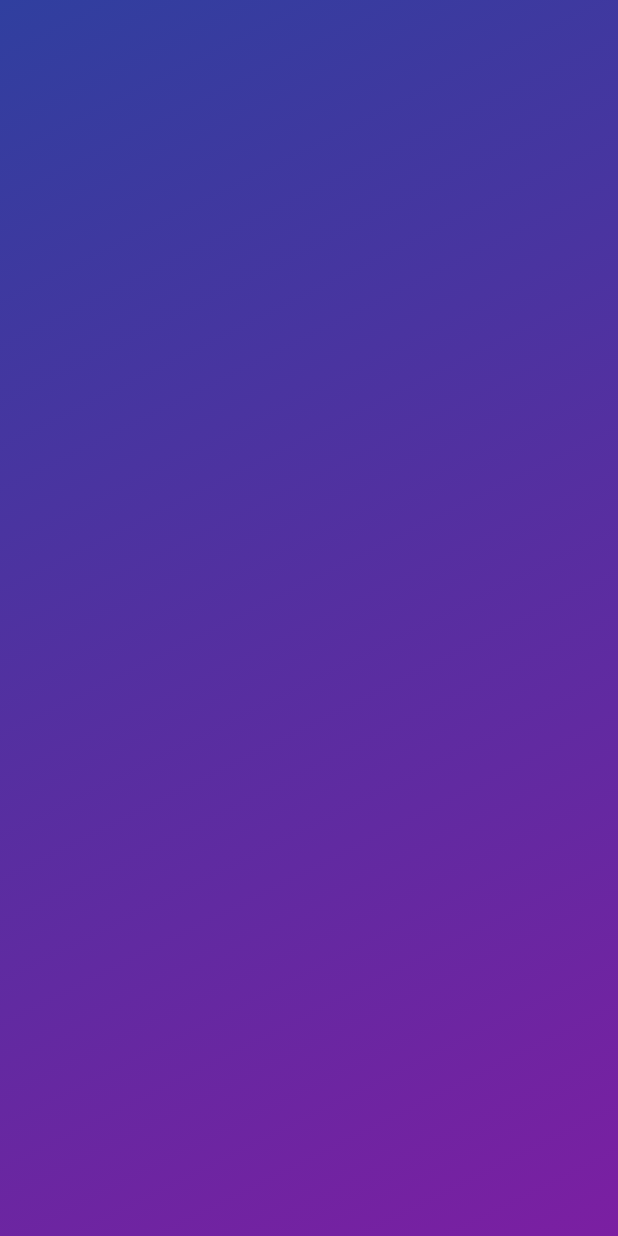
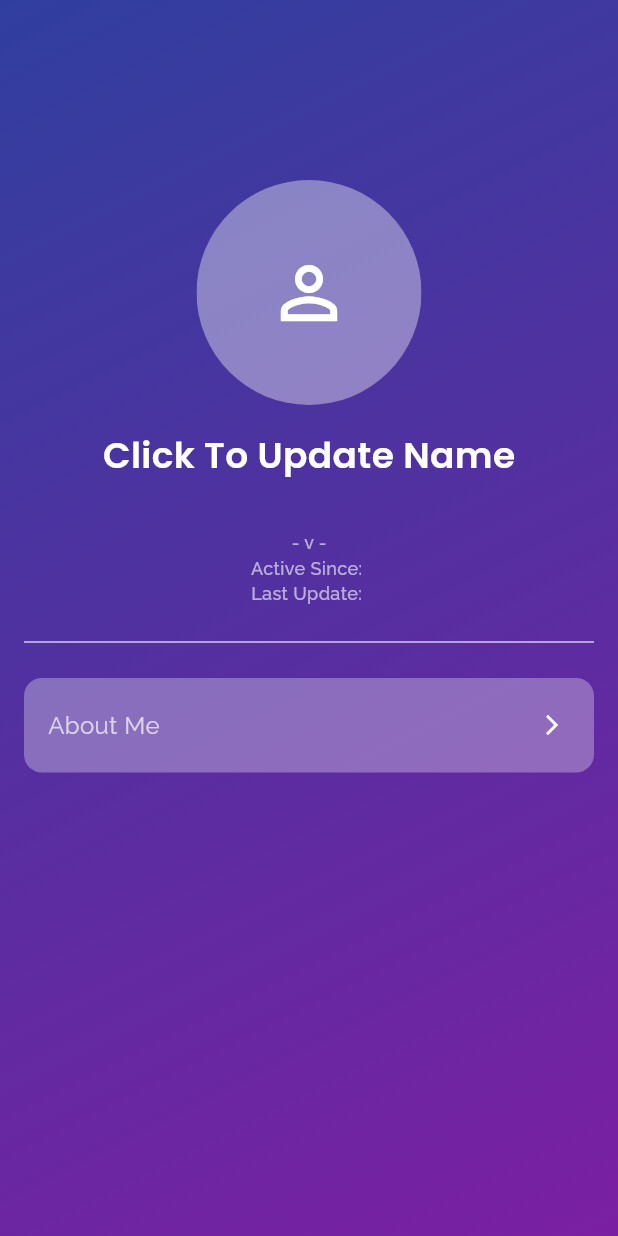
Before and after one commit to ketanambekar/mymanager, a Flutter app: the ProfileView screen opened by its route, on a phone screen of 412 x 824 dp. Run offline on Flutter 3.47's test engine with Material 3 defaults, Android fonts, the phone set to English and light mode, and no system bars; our stand-ins replace flutter_animate, flutter_slidable, get, get_storage, glass, google_fonts and 2 more; accounts and stored records are empty.

Commit message:
v1.0.0: Profile Section Development and backend enhancments

```diff
--- a/lib/app/app.dart
+++ b/lib/app/app.dart
@@ -1,12 +1,13 @@
 import 'package:flutter/material.dart';
 import 'package:get/get.dart';
 import 'package:mymanager/app/app_binding.dart';
+import 'package:mymanager/app/app_controller.dart';
 import 'package:mymanager/routes/app_routes.dart';
 import 'package:mymanager/theme/app_theme.dart';
 
 class MyApp extends StatelessWidget {
-  const MyApp({super.key});
-
+   MyApp({super.key});
+  // final controller = Get.find<AppController>();
   @override
   Widget build(BuildContext context) {
     return GetMaterialApp(
--- a/lib/constants/app_constants.dart
+++ b/lib/constants/app_constants.dart
@@ -5,5 +5,6 @@ class AppConstants {
   static const String taskIdKey = 'task_';
   static const String subTaskIdKey = 'sub_task_';
   static const String userDataKey = 'user_data_';
+  static const String profileId = 'profileId';
 
 }
--- /dev/null
+++ b/lib/database/apis/user_profile_api.dart
@@ -0,0 +1,137 @@
+import 'dart:developer' as developer;
+import 'package:flutter/foundation.dart';
+import 'package:mymanager/database/helper/database_helper.dart';
+import 'package:mymanager/database/tables/user_profile/models/user_profile_model.dart';
+import 'package:uuid/uuid.dart';
+
+class UserProfileApi {
+  static final _uuid = Uuid();
+
+  static Future<UserProfile?> getProfile(String profileId) async {
+    try {
+      final db = await DatabaseHelper.database;
+      final maps = await db.query(
+        'user_profile',
+        where: 'profileId = ?',
+        whereArgs: [profileId],
+        limit: 1,
+      );
+      if (maps.isEmpty) return null;
+      if (kDebugMode) {
+        developer.log(
+          'getProfile: found ${maps.length} rows',
+          name: 'UserProfileApi',
+        );
+      }
+      return UserProfile.fromMap(maps.first);
+    } catch (e, stack) {
+      developer.log(
+        'Error in getProfile: $e',
+        stackTrace: stack,
+        name: 'UserProfileApi',
+      );
+      rethrow; // optionally propagate to higher layer
+    }
+  }
+
+  static Future<List<UserProfile>> getAllProfiles() async {
+    try {
+      final db = await DatabaseHelper.database;
+      final maps = await db.query('user_profile', orderBy: 'created_at DESC');
+      return maps.map((m) => UserProfile.fromMap(m)).toList();
+    } catch (e, stack) {
+      developer.log(
+        'Error in getAllProfiles: $e',
+        stackTrace: stack,
+        name: 'UserProfileApi',
+      );
+      return []; // fallback to empty list
+    }
+  }
+
+  static Future<void> createProfile(UserProfile profile) async {
+    try {
+      final db = await DatabaseHelper.database;
+      final id = (profile.profileId.isNotEmpty)
+          ? profile.profileId
+          : _uuid.v4();
+
+      final map = <String, dynamic>{
+        'profileId': id,
+        'name': profile.name,
+        'appVersion': profile.appVersion,
+      };
+
+      await db.insert('user_profile', map);
+      if (kDebugMode) {
+        developer.log('Inserted profile $id', name: 'UserProfileApi');
+      }
+    } catch (e, stack) {
+      developer.log(
+        'Error in createProfile: $e',
+        stackTrace: stack,
+        name: 'UserProfileApi',
+      );
+      rethrow;
+    }
+  }
+
+  static Future<int> updateProfile(UserProfile profile) async {
+    try {
+      final db = await DatabaseHelper.database;
+      final now = DateTime.now().toIso8601String();
+      final map = {
+        'name': profile.name,
+        'appVersion': profile.appVersion,
+        'updated_at': now,
+      };
+
+      final count = await db.update(
+        'user_profile',
+        map,
+        where: 'profileId = ?',
+        whereArgs: [profile.profileId],
+      );
+
+      if (kDebugMode) {
+        developer.log(
+          'Updated profile ${profile.profileId}, rows=$count',
+          name: 'UserProfileApi',
+        );
+      }
+      return count;
+    } catch (e, stack) {
+      developer.log(
+        'Error in updateProfile: $e',
+        stackTrace: stack,
+        name: 'UserProfileApi',
+      );
+      return 0; // fallback to 0 updated rows
+    }
+  }
+
+  static Future<int> deleteProfile(String profileId) async {
+    try {
+      final db = await DatabaseHelper.database;
+      final count = await db.delete(
+        'user_profile',
+        where: 'profileId = ?',
+        whereArgs: [profileId],
+      );
+      if (kDebugMode) {
+        developer.log(
+          'Deleted profile $profileId, rows=$count',
+          name: 'UserProfileApi',
+        );
+      }
+      return count;
+    } catch (e, stack) {
+      developer.log(
+        'Error in deleteProfile: $e',
+        stackTrace: stack,
+        name: 'UserProfileApi',
+      );
+      return 0;
+    }
+  }
+}
--- /dev/null
+++ b/lib/database/constants/db_constants.dart
@@ -0,0 +1,4 @@
+class DBConstants {
+  static const String dbName = 'my_manager_database.db';
+
+}
--- /dev/null
+++ b/lib/database/tables/user_profile/models/user_profile_model.dart
@@ -0,0 +1,41 @@
+class UserProfile {
+  final String profileId;
+  final String? name;
+  final String? appVersion;
+  final String? createdAt;
+  final String? updatedAt;
+
+  UserProfile({
+    required this.profileId,
+    this.name,
+    this.appVersion,
+    this.createdAt,
+    this.updatedAt,
+  });
+
+  factory UserProfile.fromMap(Map<String, dynamic> m) => UserProfile(
+    profileId: m['profileId'] as String,
+    name: m['name'] as String?,
+    appVersion: m['appVersion'] as String?,
+    createdAt: m['created_at'] as String?,
+    updatedAt: m['updated_at'] as String?,
+  );
+
+  Map<String, dynamic> toMap() => {
+    'profileId': profileId,
+    'name': name,
+    'appVersion': appVersion,
+    'created_at': createdAt,
+    'updated_at': updatedAt,
+  };
+
+  UserProfile copyWith({String? name, String? appVersion, String? updatedAt}) {
+    return UserProfile(
+      profileId: profileId,
+      name: name ?? this.name,
+      appVersion: appVersion ?? this.appVersion,
+      createdAt: createdAt,
+      updatedAt: updatedAt ?? this.updatedAt,
+    );
+  }
+}
--- a/lib/screen/dashboard/section/dashboard_body.dart
+++ b/lib/screen/dashboard/section/dashboard_body.dart
@@ -58,7 +58,7 @@ class DashboardContent extends StatelessWidget {
 
   @override
   Widget build(BuildContext context) {
-    final TaskStorageService svc = Get.find<TaskStorageService>();
+    final TaskStorageService svc = Get.put(TaskStorageService());
 
     return SafeArea(
       child: Obx(() {
--- a/lib/screen/profile/profile_view.dart
+++ b/lib/screen/profile/profile_view.dart
@@ -1,12 +1,132 @@
 import 'package:flutter/material.dart';
+import 'package:get/get.dart';
+import 'package:mymanager/screen/profile/profile_controller.dart';
+import 'package:mymanager/screen/profile/widgets/add_update_bottomsheet.dart';
+import 'package:mymanager/theme/app_theme.dart';
+import 'package:mymanager/utils/global_utils.dart';
 
 class ProfileView extends StatelessWidget {
-  const ProfileView({super.key});
-
+  ProfileView({super.key});
+  final controller = Get.put(ProfileController());
   @override
   Widget build(BuildContext context) {
     return Scaffold(
-      body: Container(),
+      extendBody: true,
+      extendBodyBehindAppBar: true,
+      body: Container(
+        margin: EdgeInsets.fromLTRB(16, 120, 16, 16),
+        child: Column(
+          children: [
+            Center(
+              child: ClipOval(
+                child: Container(
+                  width: 150,
+                  height: 150,
+                  color: Colors.white38,
+                  child: Icon(
+                    Icons.person_outline,
+                    color: Colors.white,
+                    size: 56,
+                  ),
+                ),
+              ),
+            ),
+            Padding(
+              padding: const EdgeInsets.only(top: 16, bottom: 16),
+              child: Obx(() {
+                return Row(
+                  mainAxisAlignment: MainAxisAlignment.center,
+                  crossAxisAlignment: CrossAxisAlignment.center,
+                  mainAxisSize: MainAxisSize.min,
+                  children: [
+                    GestureDetector(
+                      onTap: () async {
+                        await Get.bottomSheet<void>(
+                          AddUpdateBottomSheet(
+                            initialName: controller.userName.value,
+                            onSave: (String name) {},
+                          ),
+                          isScrollControlled: true,
+                          backgroundColor: Colors.transparent,
+                          enableDrag: true,
+                        );
+                      },
+                      child: Text(
+                        controller.userName.value.isEmpty
+                            ? 'Click To Update Name'
+                            : controller.userName.value,
+                        style: AppTheme.headlineSmall,
+                      ),
+                    ),
+                  ],
+                );
+              }),
+            ),
+            Obx(() {
+              return Text(controller.id.value, style: AppTheme.caption);
+            }),
+
+            Obx(() {
+              return Text(
+                "- v${controller.appVersion.value} -",
+                style: AppTheme.caption,
+              );
+            }),
+
+            Column(
+              mainAxisAlignment: MainAxisAlignment.spaceBetween,
+              crossAxisAlignment: CrossAxisAlignment.center,
+              children: [
+                Row(
+                  mainAxisAlignment: MainAxisAlignment.center,
+                  children: [
+                    Text('Active Since: ', style: AppTheme.caption),
+                    Text(formatDate(controller.activeSince.value), style: AppTheme.caption),
+                  ],
+                ),
+
+                Obx(()=> Row(
+                    mainAxisAlignment: MainAxisAlignment.center,
+                    children: [
+                      Text('Last Update: ', style: AppTheme.caption),
+                      Text(formatDate(controller.lastActive.value), style: AppTheme.caption),
+                    ],
+                  ),
+                ),
+              ],
+            ),
+
+            Padding(
+              padding: const EdgeInsets.only(top: 16, bottom: 16),
+              child: Divider(color: Colors.white, thickness: 0.75),
+            ),
+
+            Container(
+              padding: EdgeInsets.only(
+                left: 16,
+                right: 20,
+                top: 20,
+                bottom: 20,
+              ),
+              decoration: BoxDecoration(
+                color: Colors.white30,
+                borderRadius: BorderRadius.circular(12),
+              ),
+              child: Row(
+                mainAxisAlignment: MainAxisAlignment.spaceBetween,
+                children: [
+                  Text("About Me", style: AppTheme.body),
+                  Icon(
+                    Icons.arrow_forward_ios_sharp,
+                    color: Colors.white,
+                    size: 16,
+                  ),
+                ],
+              ),
+            ),
+          ],
+        ),
+      ),
     );
   }
 }
--- a/lib/utils/global_utils.dart
+++ b/lib/utils/global_utils.dart
@@ -1 +1,20 @@
-String makeId(String type) => type+DateTime.now().microsecondsSinceEpoch.toString();
+import 'package:flutter/foundation.dart';
+import 'package:intl/intl.dart';
+import 'package:uuid/uuid.dart';
+
+String makeId(String type) =>
+    type + DateTime.now().microsecondsSinceEpoch.toString();
+final uuid = Uuid();
+
+String formatDate(String dateString) {
+  try {
+    DateTime parsedDate = DateTime.parse(dateString);
+    final formatter = DateFormat('d MMM yyyy HH:mm');
+    return formatter.format(parsedDate);
+  } catch (e) {
+    if (kDebugMode) {
+      print('Date parsing error: $e');
+    }
+    return '';
+  }
+}
--- a/lib/widgets/bottom_nav/bottom_nav_controller.dart
+++ b/lib/widgets/bottom_nav/bottom_nav_controller.dart
@@ -14,7 +14,7 @@ class BottomNavController extends GetxController {
     () => const CalenderView(),
     () => const SizedBox.shrink(),
     () => const ReportsView(),
-    () => const ProfileView(),
+    () => ProfileView(),
   ];
 
   final Map<int, Widget> _cache = {};
```
Also changed, not shown: lib/app/app_binding.dart (+1 -6 lines), lib/app/app_controller.dart (+37 -1 lines), lib/database/helper/database_helper.dart (added, +54 -0 lines), lib/database/tables/user_profile/user_tables.dart (added, +11 -0 lines), lib/main.dart (+5 -6 lines), lib/screen/profile/profile_controller.dart (+55 -0 lines), lib/screen/profile/widgets/add_update_bottomsheet.dart (added, +58 -0 lines), lib/widgets/app_bar/app_bar.dart (+12 -12 lines), lib/widgets/app_button.dart (added, +31 -0 lines), lib/widgets/bottom_nav/bottom_nav_view.dart (+2 -8 lines), pubspec.yaml (+4 -24 lines).
